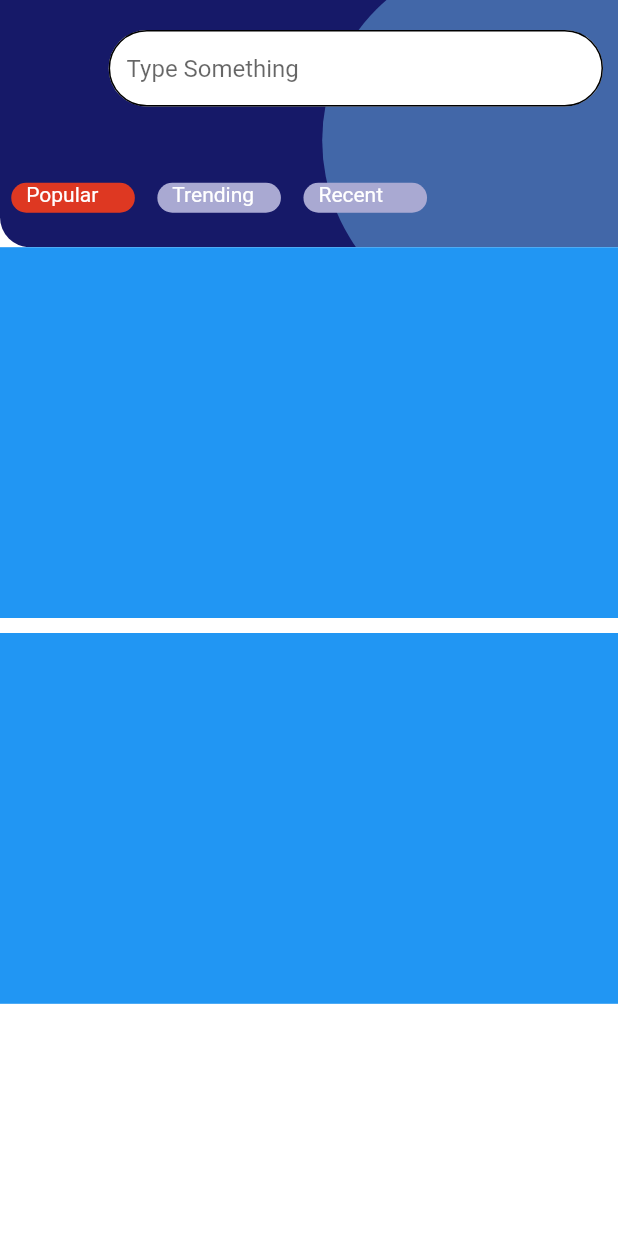
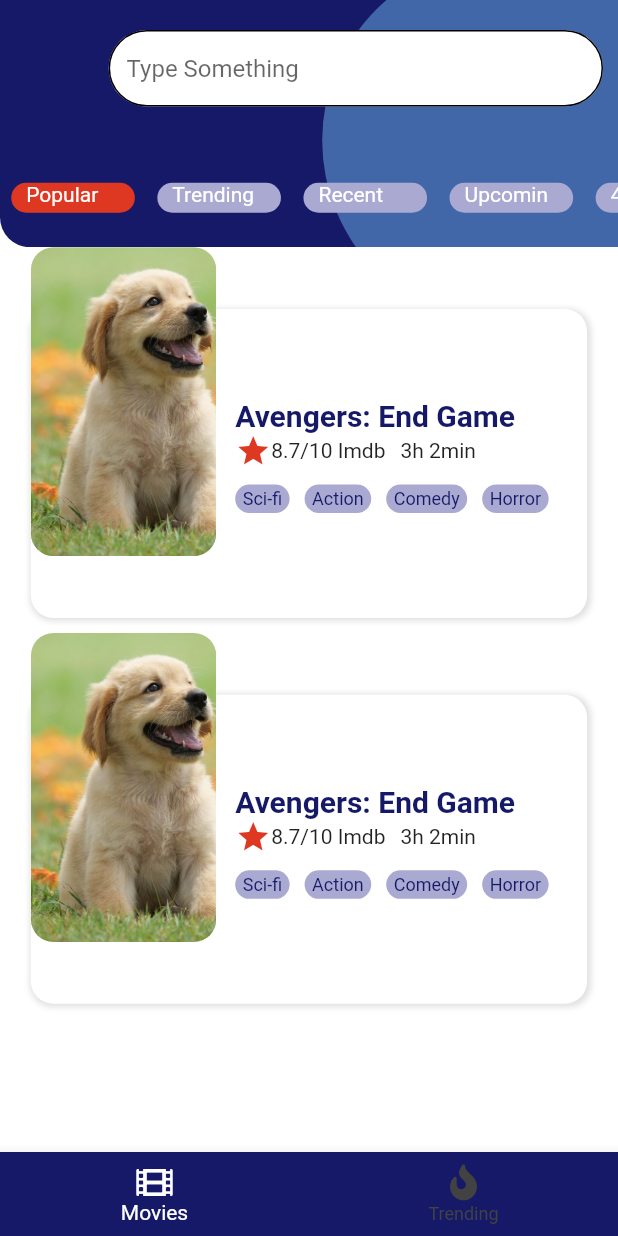
Before and after one commit to gaurav822/FlutterMovieApp, a Flutter app: the screen it shows after launch, on a phone screen of 412 x 824 dp. Run offline on Flutter 3.47's test engine with Material 2 defaults, Android fonts, the phone set to English and light mode, and no system bars; our stand-ins replace font_awesome_flutter, get.

Commit message:
updated with trening page

```diff
--- a/lib/Custom_Widgets/movie_card.dart
+++ b/lib/Custom_Widgets/movie_card.dart
@@ -1,29 +1,136 @@
+import 'package:MovieTorrentDownloader/utils/custom_color.dart';
 import 'package:flutter/material.dart';
 import 'package:get/get.dart';
 
 
 class MovieCard extends StatelessWidget {
+  List<String> _genreList =["Sci-fi","Action","Comedy","Horror"];
   @override
   Widget build(BuildContext context) {
     return Container(
       // margin: EdgeInsets.symmetric(horizontal: Get.width*.05),
       height: Get.height*.30,
       width: Get.width*.9,
-      color: Colors.blue,
+      // color: Colors.blue,
       child: Stack(
         children: [
-          _bottomCard(),
-          _movieCover()
+          Positioned(
+            left: Get.width*.05,
+            bottom: 0,
+            child: _bottomCard()
+            ),
+          Positioned(
+            left: Get.width*.05,
+            child: _movieCover())
         ],
       ),
     );
   }
 
   Widget _bottomCard(){
-    return SizedBox();
+    return Container(
+      height: Get.height*.25,
+      width: Get.width*.9,
+      decoration: BoxDecoration(
+        color: CustomColors.background,
+        borderRadius: BorderRadius.circular(15),
+        boxShadow: _cardShadow(),
+
+
+      ),
+
+      child: Row(
+        mainAxisAlignment: MainAxisAlignment.spaceBetween,
+        children: [
+          SizedBox(),
+        _movieDetails()
+        ]),
+    );
   }
 
+  List<BoxShadow> _cardShadow()=> <BoxShadow>[
+    BoxShadow(
+    offset: Offset(1,1),
+    color: CustomColors.shadow,
+    blurRadius: 3,
+    spreadRadius: 1
+
+    )
+  ];
+
   Widget _movieCover(){
-    return SizedBox();
+    return  ClipRRect(
+      borderRadius: BorderRadius.circular(15),
+          child: Image.asset(
+        "assets/dog.jpg",
+        height: Get.height*.25,
+        width: Get.width*.3,
+        fit: BoxFit.fitHeight,
+
+      ),
+    );
+
+  }
+
+  Widget _movieDetails(){
+    return Padding(
+      padding: const EdgeInsets.all(8.0),
+      child: Column(
+        crossAxisAlignment: CrossAxisAlignment.start,
+        mainAxisAlignment: MainAxisAlignment.center,
+        children: [
+          _title(),__ratingDuration(),_genres()
+        ],
+      ),
+    );
+  }
+
+  Widget _title(){
+    return Text("Avengers: End Game", style: TextStyle(color: CustomColors.primaryblue,fontSize: 20,fontWeight: FontWeight.bold,));
+  }
+
+  Widget __ratingDuration(){
+    return Row(
+      children: [
+        Icon(
+          Icons.star,
+          color: CustomColors.orange,
+        ),
+        Text("8.7/10 Imdb"),
+        SizedBox(
+          width: 10,
+        ),
+        Text("3h 2min")
+      ],
+    );
+  }
+
+  Widget _genres(){
+    return Container(
+      // color: Colors.blue,
+      height: 40,
+      width: Get.width*.55,
+      child: SingleChildScrollView(
+        scrollDirection: Axis.horizontal,
+              child: Row(
+
+          children: [
+            for(String genre in _genreList) _eachGenre(genre)
+          ],
+        ),
+      )
+    );
+  }
+
+  _eachGenre(String genre){
+    return Container(
+      padding: EdgeInsets.symmetric(horizontal: 5,vertical: 2.5),
+      margin: EdgeInsets.only(right: 10),
+      decoration: BoxDecoration(
+        borderRadius: BorderRadius.circular(50),
+        color: CustomColors.lightPurple
+      ),
+      child: Text(genre,style: TextStyle(fontSize: 12,color: CustomColors.primaryblue),)
+      );
   }
 }
--- /dev/null
+++ b/lib/Screens/home/home.dart
@@ -0,0 +1,61 @@
+import 'package:MovieTorrentDownloader/Screens/home/homecontroller.dart';
+import 'package:MovieTorrentDownloader/utils/custom_color.dart';
+import 'package:flutter/material.dart';
+import 'package:font_awesome_flutter/font_awesome_flutter.dart';
+import 'package:get/get.dart';
+
+class Home extends StatelessWidget {
+  HomeController homeController=HomeController();
+
+  @override
+  Widget build(BuildContext context) {
+    return Scaffold(
+      extendBody: true,
+        bottomNavigationBar: _bottomNavBar(),
+
+        body: _body(),
+
+    );
+  }
+
+  Widget _body(){
+    return
+    GetBuilder(
+      init: homeController,
+      builder: (_){
+        return homeController.homePage;
+      });
+
+  }
+
+  Widget _bottomNavBar(){
+    return GetBuilder(
+          init: homeController,
+          builder: (_)=>BottomNavigationBar(
+            onTap: (index){
+              homeController.navBarItemTap(index);
+            },
+            items: _navBarItems(),backgroundColor: CustomColors.primaryblue,
+      selectedItemColor: Colors.white,
+      currentIndex: homeController.navBarIndex,
+      unselectedItemColor: Colors.grey.shade800),
+    );
+  }
+
+  List<BottomNavigationBarItem> _navBarItems(){
+    return [
+      eachNavBarItem(title: "Movies",iconData: FontAwesomeIcons.film),
+      eachNavBarItem(title: "Trending",iconData: FontAwesomeIcons.fire)
+    ];
+  }
+
+  BottomNavigationBarItem eachNavBarItem({String title,IconData iconData}){
+
+    return BottomNavigationBarItem(
+        icon: FaIcon(iconData),label: title,
+
+      );
+  }
+
+
+}
--- /dev/null
+++ b/lib/Screens/home/homecontroller.dart
@@ -0,0 +1,17 @@
+import 'package:MovieTorrentDownloader/Screens/movies/movies.dart';
+import 'package:MovieTorrentDownloader/Screens/trending/trending.dart';
+import 'package:flutter/material.dart';
+import 'package:get/get.dart';
+
+class HomeController extends GetxController{
+  int navBarIndex=0;
+
+  navBarItemTap(int index){
+    navBarIndex=index;
+    update();
+  }
+
+  List<Widget> _homePages = [Movies(),Trending()];
+
+  Widget get homePage => _homePages[navBarIndex];
+}
--- a/lib/Screens/movies/movies.dart
+++ b/lib/Screens/movies/movies.dart
@@ -10,7 +10,7 @@ class Movies extends StatelessWidget {
   Orientation orientation= Orientation.portrait;
   final MoviesController moviesController= MoviesController();
 
-  final List<String> categoryList=["Popular","Trending","Recent"];
+  final List<String> categoryList=["Popular","Trending","Recent","Upcoming","4k"];
   @override
   Widget build(BuildContext context) {
     return OrientationBuilder(
@@ -18,6 +18,7 @@ class Movies extends StatelessWidget {
         this.orientation=orientation;
         return
         Scaffold(
+          resizeToAvoidBottomPadding: false,
           backgroundColor: CustomColors.background,
           body:orientation==Orientation.portrait
         ? _portraitView()
@@ -78,8 +79,6 @@ class Movies extends StatelessWidget {
         bottom: 0,
         child: _categoryTabs())
 
-
-
       ]
     );
   }
@@ -97,6 +96,10 @@ class Movies extends StatelessWidget {
         color: Colors.transparent,
         height: Get.height*.08,
         width: Get.width,
+        child: SingleChildScrollView(
+
+                scrollDirection: Axis.horizontal,
+
                   child: Row(
                   children:[
                     for(String each in categoryList)
@@ -120,6 +123,7 @@ class Movies extends StatelessWidget {
                     //   index: 2
                     // )
                     ] ,
+          ),
         ),
       ),
     );
@@ -158,6 +162,8 @@ class Movies extends StatelessWidget {
             height: 10,
           ),
           MovieCard(),
+
+
         ],
 
 
--- a/lib/Screens/movies/moviescontroller.dart
+++ b/lib/Screens/movies/moviescontroller.dart
@@ -13,5 +13,4 @@ class MoviesController extends GetxController{
     currentIndex= index;
     update();
   }
-
 }
--- /dev/null
+++ b/lib/Screens/trending/trendingcontroller.dart
@@ -0,0 +1,5 @@
+import 'package:get/get.dart';
+
+class TrendingController extends GetxController{
+
+}
--- a/lib/main.dart
+++ b/lib/main.dart
@@ -1,3 +1,4 @@
+import 'package:MovieTorrentDownloader/Screens/home/home.dart';
 import 'package:MovieTorrentDownloader/Screens/movies/movies.dart';
 import 'package:flutter/material.dart';
 import 'package:get/get.dart';
@@ -11,7 +12,7 @@ class MyApp extends StatelessWidget {
   Widget build(BuildContext context) {
     return GetMaterialApp(
       debugShowCheckedModeBanner: false,
-      home: Movies(),
+      home: Home(),
     );
   }
 }
--- a/lib/utils/custom_color.dart
+++ b/lib/utils/custom_color.dart
@@ -7,4 +7,7 @@ class CustomColors{
   static Color background = Colors.white;
   static Color lightPurple =Color(0xffa9a9d2);
   static Color orange =Color(0xffde3822);
+  static Color shadow=Colors.grey.shade300;
+
+
 }
```
Also changed, not shown: lib/Custom_Widgets/trending_card.dart (added, +27 -0 lines), lib/Screens/trending/trending.dart (added, +105 -0 lines), pubspec.yaml (+5 -4 lines), assets/dog.jpg (added), assets/dog.png (added), pubspec.lock. Lines whose indentation alone changed are shown as unchanged.
